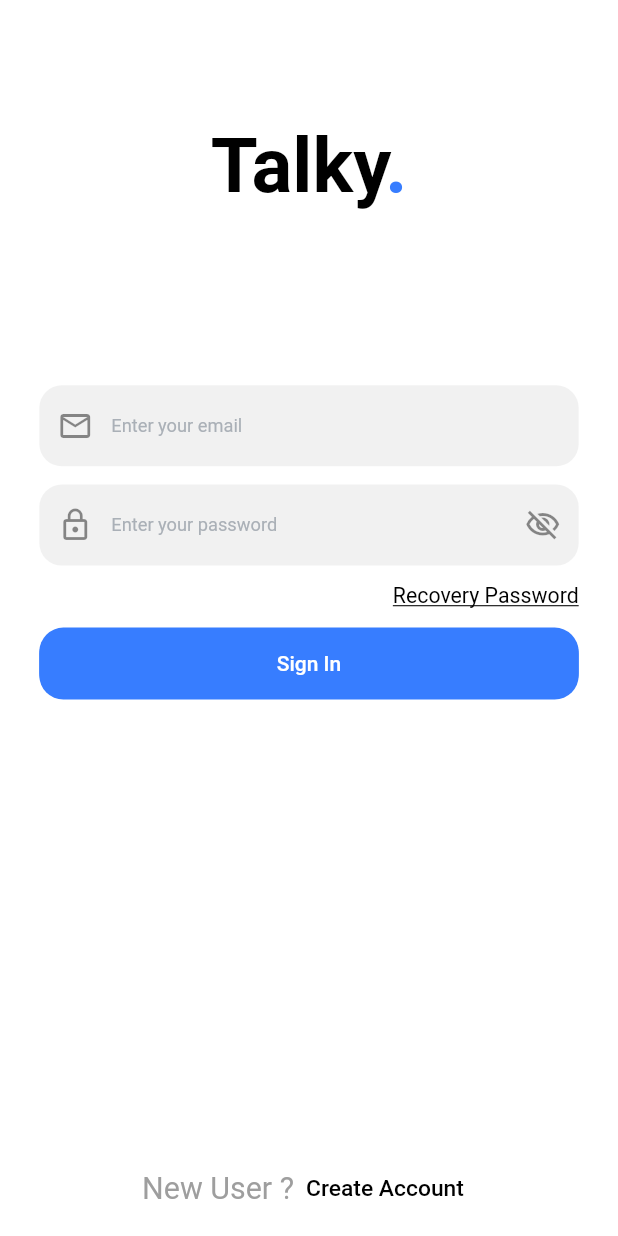
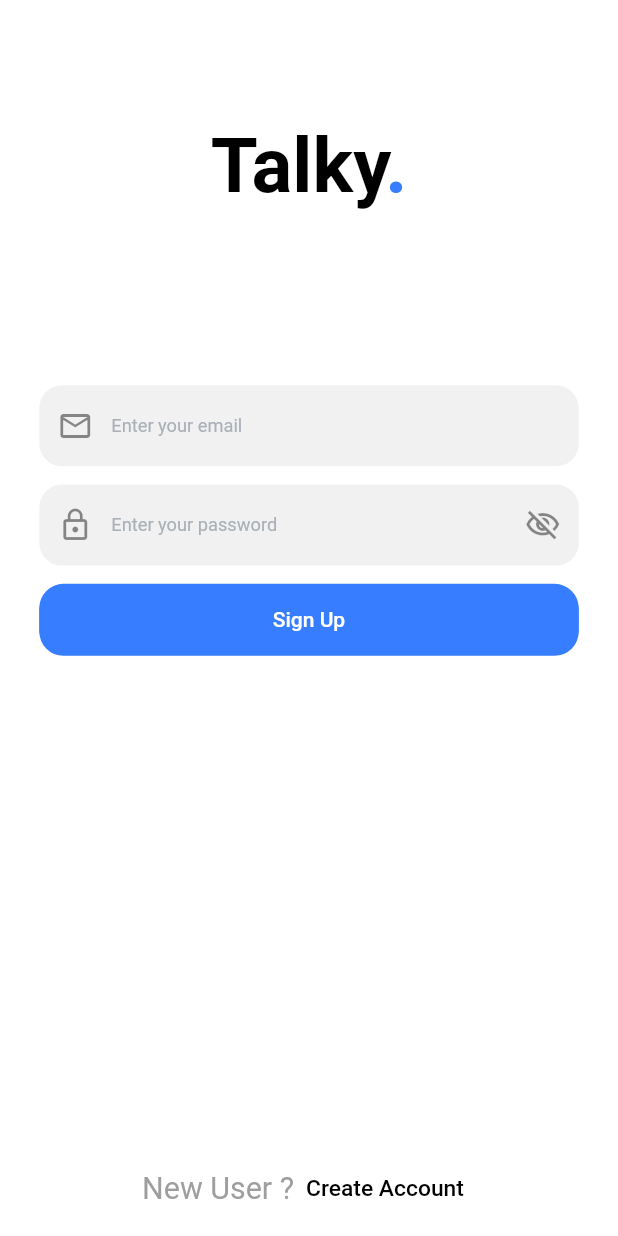
Before and after one commit to fares1908/chat-app, a Flutter app: the screen it shows after launch, on a phone screen of 412 x 824 dp. Run offline on Flutter 3.47's test engine with Material 3 defaults, Android fonts, the phone set to English and light mode, and no system bars; our stand-ins replace dartz, flutter_screenutil, get, lottie, shared_preferences.

Commit message:
make login_readable_logic

```diff
--- a/lib/core/routing/app_router.dart
+++ b/lib/core/routing/app_router.dart
@@ -32,12 +32,14 @@ import 'package:get/get.dart';
 
 import '../../features/auth/login/ui/login_screen.dart';
 import '../../features/auth/register/ui/register_screen.dart';
+import '../../features/home/ui/home_screen.dart';
 import '../class/my_middel_ware.dart';
 import 'routes.dart';
 
 List<GetPage<dynamic>> ?routes=[
-  GetPage(name: '/' , page:() =>LoginScreen(),middlewares:[
+  GetPage(name: '/' , page:() =>const LoginScreen(),middlewares:[
       MyMiddleWare()
 ]),
-  GetPage(name: AppRouter.registerScreen, page:() =>  RegisterScreen()),
+  GetPage(name: AppRouter.registerScreen, page:() =>  const RegisterScreen()),
+  GetPage(name: AppRouter.homeScreen, page:() =>  HomeScreen()),
 ];
--- a/lib/core/routing/routes.dart
+++ b/lib/core/routing/routes.dart
@@ -1,4 +1,5 @@
 class AppRouter{
   static const String registerScreen= "/registerScreen";
   static const String  loginScreen = "/loginScreen";
+  static const String homeScreen = "/homeScreen";
 }
--- a/lib/features/auth/login/data/login_data.dart
+++ b/lib/features/auth/login/data/login_data.dart
@@ -0,0 +1,21 @@
+
+import '../../../../core/class/crud.dart';
+
+class LoginData{
+  Crud crud;
+  LoginData(this.crud);
+  loginData(String email, String password) async {
+    try {
+      var response = await crud.postData('http://192.168.1.4:3000/api/users/login', {
+        "email": email,
+        "password": password,
+      });
+      return response.fold((l) => l, (r) => r);
+    } catch (e) {
+      print('Error during login: $e');
+      return 'Error during login: $e';
+    }
+  }
+
+
+}
--- a/lib/features/auth/login/ui/login_screen.dart
+++ b/lib/features/auth/login/ui/login_screen.dart
@@ -5,7 +5,12 @@ import 'package:flutter/material.dart';
 import 'package:flutter_screenutil/flutter_screenutil.dart';
 import 'package:get/get.dart';
 
+import '../../../../core/helpers/functions/valid_Input.dart';
+import '../../widgets/end_of_auth_screen.dart';
 import '../../widgets/textfild_auth.dart';
+import '../../widgets/title_auth.dart';
+import '../logic/login_controller.dart';
+import 'widget/textfiled_login.dart';
 
 class LoginScreen extends StatefulWidget {
   const LoginScreen({Key? key}) : super(key: key);
@@ -18,144 +23,38 @@ class _LoginScreenState extends State<LoginScreen> {
   bool isObscureText = true;
   @override
   Widget build(BuildContext context) {
-
+    Get.put(LoginControllerImpl());
     return Scaffold(
-      body: SafeArea(
+      body: GetBuilder<LoginControllerImpl>(
+        builder: (controller) =>  SafeArea(
           child: Padding(
             padding: EdgeInsets.only(top: 80.h, left: 10.w, right: 10.w),
+            child: Form(
+              key: controller.formState,
               child: Column(
                 children: [
                   Expanded(
                     child: ListView(
                       children: [
-                    Center(
-                      child: RichText(
-                        text: TextSpan(
-                          text: 'Talky',
-                          style: TextStyles.font40BoldBlack,
-                          children: const [
-                            TextSpan(
-                              text: '.',
-                              style: TextStyle(
-                                color: ColorsManager.mainBlue,
+                        const TitleAuth(),
+                        SizedBox(
+                          height: 100.h,
                         ),
+                        const TextFieldLogin(),
+                      ],
+                    ),
+                  ),
+                  EndOfAuthScreens(
+                    firstText:   'New User ?',
+                    secondText:  'Create Account',
+                    onPressed: () => Get.offNamed(AppRouter.registerScreen),
                   ),
                 ],
               ),
             ),
           ),
-                    SizedBox(
-                      height: 100.h,
         ),
-                    Padding(
-                      padding: EdgeInsets.all(15.h),
-                      child: Column(
-                        mainAxisAlignment: MainAxisAlignment.start,
-                        crossAxisAlignment: CrossAxisAlignment.start,
-                        children: [
-                          CustomTextField(
-                            text: 'Enter your email',
-                            prefixIcon: Icons.email_outlined,
-                            isNumber: false,
-                            valid: (p0) {},
-                          ),
-                          SizedBox(
-                            height: 12.h,
-                          ),
-                          CustomTextField(
-                            prefixIcon: Icons.lock_outline,
-                            suffixIcon: isObscureText?Icons.visibility_off_outlined:Icons.visibility_outlined,
-                            text: 'Enter your password',
-                            obscureText: isObscureText,
-                            onTapIcon: () {
-                              setState(() {
-                                isObscureText=!isObscureText;
-                              });
-                            },
-                            isNumber: false,
-                            valid: (p0) {},
-                          ),
-                          SizedBox(
-                            height: 12.h,
-                          ),
-                          Align(
-                            alignment: Alignment.centerRight,
-                            child: InkWell(
-                              onTap: () {},
-                              child: Text(
-                                'Recovery Password',
-                                style: TextStyle(
-                                  decoration: TextDecoration.underline,
-                                  fontSize: 14.sp,
-                                  color: Colors.black,
-                                ),
-                              ),
-                            ),
-                          ),
-                          SizedBox(
-                            height: 12.h,
-                          ),
-                          Container(
-                            decoration: BoxDecoration(
-                              color: ColorsManager.mainBlue,
-                              borderRadius: BorderRadius.circular(16),
-                            ),
-                            child: Center(
-                              child: MaterialButton(
-                                shape: OutlineInputBorder(
-                                  borderSide: const BorderSide(
-                                    color: ColorsManager.mainBlue,
-                                  ),
-                                  borderRadius: BorderRadius.circular(16),
-                                ),
-                                height: 45,
-                                minWidth: double.infinity,
-                                onPressed: () {},
-                                child: const Text(
-                                  'Sign In',
-                                  style: TextStyle(
-                                    color: Colors.white,
-                                  ),
-                                ),
-                              ),
-                            ),
-                          ),
-                        ],
-                      ),
-                    ),
-                  ],
-                ),
-              ),
-              Padding(
-                padding: const EdgeInsets.all(8.0),
-                child: Row(
-                  mainAxisAlignment: MainAxisAlignment.center,
-                  children: [
-                    Text(
-                      'New User ?',
-                      style: TextStyle(
-                        fontSize: 20.sp,
-                        color: Colors.grey,
-                      ),
-                    ),
-                    TextButton(
-                      onPressed: () {
-                        Get.offNamed(AppRouter.registerScreen);
-                      },
-                      child: Text(
-                        'Create Account',
-                        style: TextStyle(
-                          color: Colors.black,
-                          fontSize: 15.sp,
-                        ),
-                      ),
-                    ),
-                  ],
-                ),
-              ),
-            ],
-          ),
-        ),
+
       ),
     );
   }
--- /dev/null
+++ b/lib/features/auth/login/ui/widget/textfiled_login.dart
@@ -0,0 +1,86 @@
+import 'package:chat_socket/features/auth/register/logic/register_controller.dart';
+import 'package:flutter/material.dart';
+import 'package:flutter_screenutil/flutter_screenutil.dart';
+import 'package:get/get.dart';
+
+import '../../../../../core/helpers/functions/valid_Input.dart';
+import '../../../../../core/theming/colors.dart';
+import '../../../widgets/textfild_auth.dart';
+import '../../logic/login_controller.dart';
+
+class TextFieldLogin extends GetView<LoginControllerImpl> {
+  const TextFieldLogin({super.key});
+
+  @override
+  Widget build(BuildContext context) {
+    return             Padding(
+      padding: EdgeInsets.all(15.h),
+      child: Column(
+        mainAxisAlignment: MainAxisAlignment.start,
+        crossAxisAlignment: CrossAxisAlignment.start,
+        children: [
+          CustomTextField(
+            controller: controller.email,
+            text: 'Enter your email',
+            prefixIcon: Icons.email_outlined,
+            isNumber: false,
+            valid: (val) {
+              return validInput(val!, 3, 115, "Email");
+            },
+          ),
+          SizedBox(
+            height: 12.h,
+          ),
+          CustomTextField(
+            controller: controller.password,
+            prefixIcon: Icons.lock_outline,
+            suffixIcon: controller.isObscureText
+                ? Icons.visibility_off_outlined
+                : Icons.visibility_outlined,
+            text: 'Enter your password',
+            obscureText:controller.isObscureText,
+            onTapIcon: () {
+              controller.changeIsShowPassword();
+            },
+            isNumber: false,
+            valid: (val) {
+              return validInput(
+                  val!, 5, 15, "Password");
+            },
+          ),
+          SizedBox(
+            height: 12.h,
+          ),
+          Container(
+            decoration: BoxDecoration(
+              color: ColorsManager.mainBlue,
+              borderRadius: BorderRadius.circular(16),
+            ),
+            child: Center(
+              child: MaterialButton(
+                shape: OutlineInputBorder(
+                  borderSide: const BorderSide(
+                    color: ColorsManager.mainBlue,
+                  ),
+                  borderRadius:
+                  BorderRadius.circular(16),
+                ),
+                height: 45,
+                minWidth: double.infinity,
+                onPressed: () async {
+                  await controller.goToLogin();
+                },
+                child: const Text(
+                  'Sign Up',
+                  style: TextStyle(
+                    color: Colors.white,
+                  ),
+                ),
+              ),
+            ),
+          ),
+        ],
+      ),
+    );
+  }
+}
--- /dev/null
+++ b/lib/features/auth/widgets/end_of_auth_screen.dart
@@ -0,0 +1,38 @@
+import 'package:flutter/material.dart';
+import 'package:flutter_screenutil/flutter_screenutil.dart';
+
+class EndOfAuthScreens extends StatelessWidget {
+  const EndOfAuthScreens({super.key, this.onPressed, required this.firstText, required this.secondText});
+  final void Function()? onPressed;
+  final String firstText;
+  final String secondText;
+  @override
+  Widget build(BuildContext context) {
+
+    return Padding(
+      padding: const EdgeInsets.all(8.0),
+      child: Row(
+        mainAxisAlignment: MainAxisAlignment.center,
+        children: [
+          Text(
+            firstText,
+            style: TextStyle(
+              fontSize: 20.sp,
+              color: Colors.grey,
+            ),
+          ),
+          TextButton(
+            onPressed: onPressed,
+            child: Text(
+             secondText,
+              style: TextStyle(
+                color: Colors.black,
+                fontSize: 15.sp,
+              ),
+            ),
+          ),
+        ],
+      ),
+    );
+  }
+}
```
Also changed, not shown: lib/features/auth/login/logic/login_controller.dart (+84 -77 lines), lib/features/home/ui/home_screen.dart (added, +15 -0 lines). Lines whose indentation alone changed are shown as unchanged.
